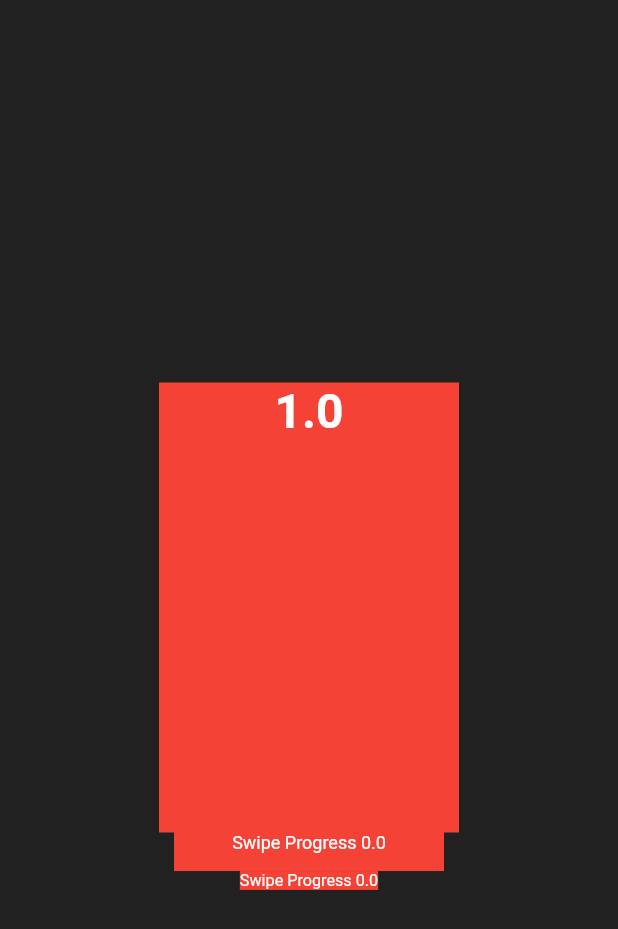
After one commit to shubhamkislay/drumm_app, a Flutter app: the CustomSwiper screen opened directly, on a phone screen of 412 x 824 dp. The commit adds this screen. Shown: the top 929 px of the screen. Run offline on Flutter 3.47's test engine with Material 2 defaults, Android fonts, the phone set to English and light mode, and no system bars; drawn by our look-alikes of flutter_card_swiper; our stand-ins replace animated_text_kit, animated_toggle_switch, auto_size_text, blur, cached_network_image, cloud_firestore and 25 more; missing offline and left inert: agora_rtc_engine, algolia, algolia_insights, animated_snack_bar, aws_polly, debounce_throttle and 12 more; accounts and stored records are empty; project files that could hold a hidden picture were left out.

Commit message:
UI changes

```diff
--- a/lib/SoundPlayWidget.dart
+++ b/lib/SoundPlayWidget.dart
@@ -72,7 +72,7 @@ class _SoundPlayWidgetState extends State<SoundPlayWidget> {
           decoration: BoxDecoration(
             borderRadius: BorderRadius.circular(24),
             color: Colors.grey.shade900.withOpacity(0.85),
-            border: Border.all(color: (widget.play)?Colors.white:Colors.white12,width: 2)
+            border: Border.all(color: (widget.play)?Colors.white38:Colors.grey.shade900.withOpacity(0.85),width: 2)
           ),
           child:
          Stack(
@@ -82,7 +82,7 @@ class _SoundPlayWidgetState extends State<SoundPlayWidget> {
                 height: 26,
                 width: 26,
                 child: CircularProgressIndicator(
-                  color: Colors.white,
+                  color: Colors.white38,
                   strokeWidth: 2,
                 ),
               ),
--- /dev/null
+++ b/lib/custom/CustomSwiper.dart
@@ -0,0 +1,99 @@
+import 'package:flutter/material.dart';
+import 'package:flutter_card_swiper/flutter_card_swiper.dart';
+
+class CustomSwiper extends StatefulWidget {
+  @override
+  _CustomSwiperState createState() => _CustomSwiperState();
+}
+
+class _CustomSwiperState extends State<CustomSwiper>
+    with TickerProviderStateMixin {
+  double _swipeProgress = 0.0;
+  bool _swipeComplete = false;
+  late AnimationController _animationController;
+  List<double> numList = [1, 2, 3, 4, 5, 6];
+
+  @override
+  void initState() {
+    super.initState();
+    _animationController = AnimationController(
+      vsync: this,
+      duration: Duration(seconds: 1),
+    );
+  }
+
+  void _updateSwipeProgress(DragUpdateDetails details) {
+    setState(() {
+      _swipeProgress =
+          (details.primaryDelta ?? 0) / MediaQuery.of(context).size.width;
+      _swipeProgress = _swipeProgress.clamp(0.0, 1.0);
+    });
+  }
+
+  void _completeSwipe(DragEndDetails details) {
+    if (_swipeProgress > 0.5) {
+      setState(() {
+        _swipeComplete = true;
+      });
+      _animationController.forward().then((_) {
+        Future.delayed(Duration(seconds: 1), () {
+          _animationController.reverse();
+          setState(() {
+            _swipeComplete = false;
+          });
+        });
+      });
+    } else {
+      setState(() {
+        _swipeComplete = false;
+      });
+    }
+  }
+
+  @override
+  Widget build(BuildContext context) {
+    return Scaffold(
+      body: CardSwiper(
+        cardBuilder: (BuildContext context, int index) {
+          return Column(
+            mainAxisAlignment: MainAxisAlignment.center,
+            crossAxisAlignment: CrossAxisAlignment.center,
+            children: [
+              Container(
+                color: Colors.red,
+                height: 300,
+                width: 200,
+                child: Text(
+                  numList.elementAt(index).toString(),
+                  textAlign: TextAlign.center,
+                  style: TextStyle(
+                      fontSize: 32, fontWeight: FontWeight.bold),
+                ),
+              ),
+              Container(
+                //opacity: _swipeComplete ? 1.0 : _swipeProgress,
+                child: Container(
+                  // Your container with text here
+                  color: Colors.red,
+                  child: Text(
+                    "Swipe Progress ${_swipeProgress}",
+                    style: TextStyle(fontSize: 12,color: Colors.white),
+                  ),
+                ),
+              ),
+            ],
+          );
+        },
+        scale: 0.9,
+        cardsCount: (numList.isNotEmpty) ? numList.length : 0,
+        numberOfCardsDisplayed: 2,
+      ),
+    );
+  }
+
+  @override
+  void dispose() {
+    _animationController.dispose();
+    super.dispose();
+  }
+}
--- a/pubspec.yaml
+++ b/pubspec.yaml
@@ -209,6 +209,7 @@ flutter:
     - images/share-btn.png
     - images/volume-off.png
     - images/volume-on.png
+    - images/read-more.png
   #   - images/a_dot_ham.jpeg
 
   fonts:
```
Also changed, not shown: lib/custom/helper/firebase_db_operations.dart (+39 -32 lines), lib/launcher.dart (+14 -7 lines), lib/model/home_item.dart (+8 -6 lines), lib/news_feed.dart (+56 -2 lines), images/read-more.png (added).
